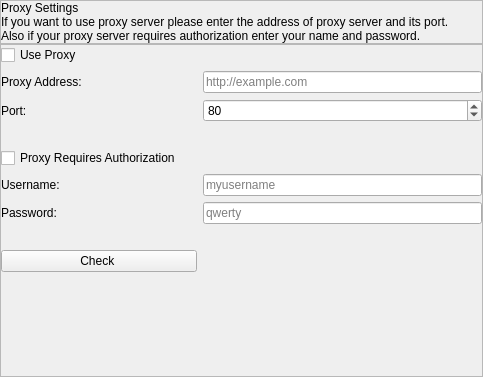
Before: the Qt Designer form seospider/ui/proxy_settings_widget.ui in andrascii/RiveSolutions_SEO_Spider, drawn with Qt 5.
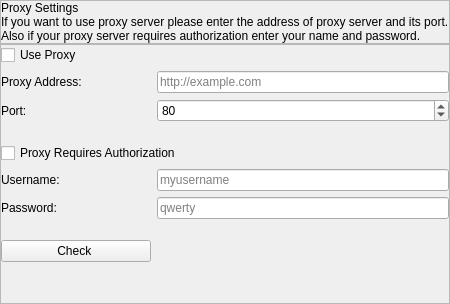
After: the same form once the commit is applied.

Commit message: Изменения дизайна настроек и меню

Patch:
```diff
--- a/seospider/ui/proxy_settings_widget.ui
+++ b/seospider/ui/proxy_settings_widget.ui
@@ -6,8 +6,8 @@
    <rect>
     <x>0</x>
     <y>0</y>
-    <width>483</width>
-    <height>377</height>
+    <width>436</width>
+    <height>304</height>
    </rect>
   </property>
   <property name="windowTitle">
@@ -112,27 +112,107 @@
        <number>0</number>
       </property>
       <item>
-       <layout class="QGridLayout" name="gridLayout" rowminimumheight="0,0,0,0,0,0,0,0,0,0">
-        <item row="2" column="2">
-         <widget class="QSpinBox" name="portSpinBox">
-          <property name="maximum">
-           <number>999999999</number>
+       <layout class="QGridLayout" name="gridLayout">
+        <item row="3" column="0" colspan="2">
+         <spacer name="horizontalSpacer_2">
+          <property name="orientation">
+           <enum>Qt::Horizontal</enum>
           </property>
-          <property name="value">
-           <number>80</number>
+          <property name="sizeType">
+           <enum>QSizePolicy::Fixed</enum>
           </property>
-          <property name="controlKey" stdset="0">
-           <string notr="true">proxyPort</string>
+          <property name="sizeHint" stdset="0">
+           <size>
+            <width>150</width>
+            <height>15</height>
+           </size>
           </property>
-         </widget>
+         </spacer>
         </item>
-        <item row="5" column="0">
+        <item row="5" column="0" colspan="2">
          <widget class="QLabel" name="label_3">
           <property name="text">
            <string>Username:</string>
           </property>
          </widget>
         </item>
+        <item row="6" column="0" colspan="2">
+         <widget class="QLabel" name="label_4">
+          <property name="text">
+           <string>Password:</string>
+          </property>
+         </widget>
+        </item>
+        <item row="9" column="0" colspan="2">
+         <spacer name="verticalSpacer_2">
+          <property name="orientation">
+           <enum>Qt::Vertical</enum>
+          </property>
+          <property name="sizeHint" stdset="0">
+           <size>
+            <width>20</width>
+            <height>40</height>
+           </size>
+          </property>
+         </spacer>
+        </item>
+        <item row="0" column="0" colspan="3">
+         <widget class="QCheckBox" name="useProxyCheckBox">
+          <property name="text">
+           <string>Use Proxy</string>
+          </property>
+          <property name="controlKey" stdset="0">
+           <string notr="true">useProxy</string>
+          </property>
+         </widget>
+        </item>
+        <item row="1" column="0" colspan="2">
+         <widget class="QLabel" name="label">
+          <property name="text">
+           <string>Proxy Address:</string>
+          </property>
+         </widget>
+        </item>
+        <item row="2" column="0" colspan="2">
+         <widget class="QLabel" name="label_2">
+          <property name="text">
+           <string>Port:</string>
+          </property>
+         </widget>
+        </item>
+        <item row="7" column="0" colspan="3">
+         <spacer name="horizontalSpacer_3">
+          <property name="orientation">
+           <enum>Qt::Horizontal</enum>
+          </property>
+          <property name="sizeHint" stdset="0">
+           <size>
+            <width>40</width>
+            <height>15</height>
+           </size>
+          </property>
+         </spacer>
+        </item>
+        <item row="6" column="2">
+         <widget class="QLineEdit" name="passwordLineEdit">
+          <property name="placeholderText">
+           <string notr="true">qwerty</string>
+          </property>
+          <property name="controlKey" stdset="0">
+           <string notr="true">proxyPassword</string>
+          </property>
+         </widget>
+        </item>
+        <item row="5" column="2">
+         <widget class="QLineEdit" name="usernameLineEdit">
+          <property name="placeholderText">
+           <string notr="true">myusername</string>
+          </property>
+          <property name="controlKey" stdset="0">
+           <string notr="true">proxyUsername</string>
+          </property>
+         </widget>
+        </item>
         <item row="1" column="2">
          <widget class="QLineEdit" name="proxyAddressLineEdit">
           <property name="focusPolicy">
@@ -146,25 +226,14 @@
           </property>
          </widget>
         </item>
-        <item row="6" column="2">
-         <widget class="QLineEdit" name="passwordLineEdit">
-          <property name="placeholderText">
-           <string notr="true">qwerty</string>
-          </property>
-          <property name="controlKey" stdset="0">
-           <string notr="true">proxyPassword</string>
-          </property>
-         </widget>
-        </item>
-        <item row="6" column="0">
-         <widget class="QLabel" name="label_4">
-          <property name="text">
-           <string>Password:</string>
-          </property>
-         </widget>
-        </item>
         <item row="4" column="0" colspan="3">
          <widget class="QCheckBox" name="proxyNeedAuthorizationCheckBox">
+          <property name="font">
+           <font>
+            <weight>50</weight>
+            <bold>false</bold>
+           </font>
+          </property>
           <property name="text">
            <string>Proxy Requires Authorization</string>
           </property>
@@ -173,85 +242,19 @@
           </property>
          </widget>
         </item>
-        <item row="2" column="0">
-         <widget class="QLabel" name="label_2">
-          <property name="text">
-           <string>Port:</string>
+        <item row="2" column="2">
+         <widget class="QSpinBox" name="portSpinBox">
+          <property name="maximum">
+           <number>999999999</number>
           </property>
-         </widget>
-        </item>
-        <item row="5" column="2">
-         <widget class="QLineEdit" name="usernameLineEdit">
-          <property name="placeholderText">
-           <string notr="true">myusername</string>
+          <property name="value">
+           <number>80</number>
           </property>
           <property name="controlKey" stdset="0">
            <string notr="true">proxyUsername</string>
           </property>
          </widget>
         </item>
-        <item row="0" column="0">
-         <widget class="QCheckBox" name="useProxyCheckBox">
-          <property name="text">
-           <string>Use Proxy</string>
-          </property>
-          <property name="controlKey" stdset="0">
-           <string notr="true">useProxy</string>
-          </property>
-         </widget>
-        </item>
-        <item row="1" column="0">
-         <widget class="QLabel" name="label">
-          <property name="text">
-           <string>Proxy Address:</string>
-          </property>
-         </widget>
-        </item>
-        <item row="9" column="0">
-         <spacer name="verticalSpacer_2">
-          <property name="orientation">
-           <enum>Qt::Vertical</enum>
-          </property>
-          <property name="sizeHint" stdset="0">
-           <size>
-            <width>20</width>
-            <height>40</height>
-           </size>
-          </property>
-         </spacer>
-        </item>
-        <item row="3" column="0">
-         <spacer name="horizontalSpacer">
-          <property name="orientation">
-           <enum>Qt::Horizontal</enum>
-          </property>
-          <property name="sizeType">
-           <enum>QSizePolicy::Fixed</enum>
-          </property>
-          <property name="sizeHint" stdset="0">
-           <size>
-            <width>130</width>
-            <height>20</height>
-           </size>
-          </property>
-         </spacer>
-        </item>
-        <item row="7" column="1">
-         <spacer name="horizontalSpacer_2">
-          <property name="orientation">
-           <enum>Qt::Horizontal</enum>
-          </property>
-          <property name="sizeType">
-           <enum>QSizePolicy::Fixed</enum>
-          </property>
-          <property name="sizeHint" stdset="0">
-           <size>
-            <width>60</width>
-            <height>20</height>
-           </size>
-          </property>
-         </spacer>
-        </item>
         <item row="8" column="0" colspan="2">
          <widget class="QPushButton" name="pushButton">
           <property name="text">
```
Left out of the diff: 2 changed lines with no effect on the pictures. The commit also changes 5 other files.
